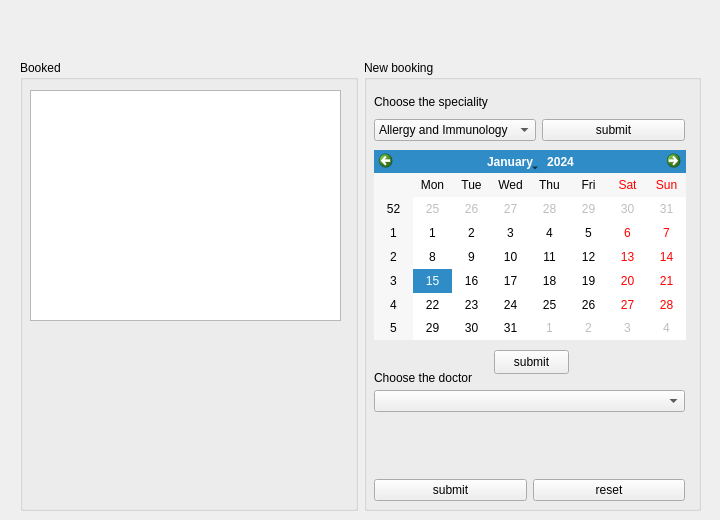
This is outpatient.ui in HadjAhmed2003/Salamtak_Final as Qt 5 draws it before an edit. The edited form follows.
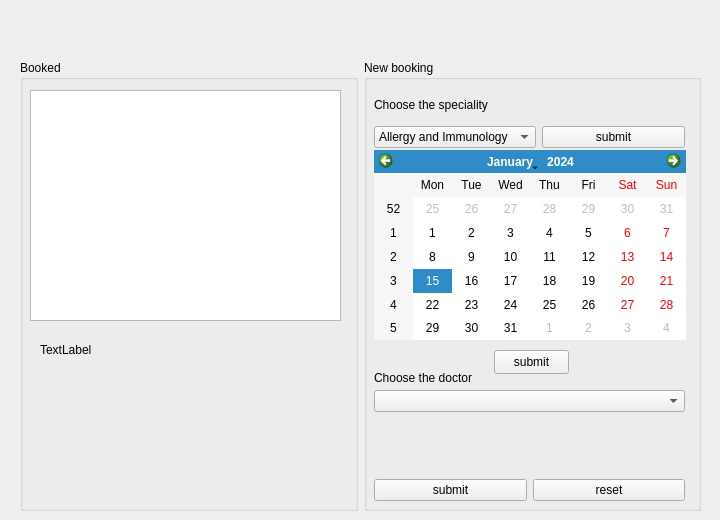
This is the edited form.

```diff
--- a/outpatient.ui
+++ b/outpatient.ui
@@ -38,6 +38,19 @@
         </rect>
        </property>
       </widget>
+      <widget class="QLabel" name="validation">
+       <property name="geometry">
+        <rect>
+         <x>20</x>
+         <y>280</y>
+         <width>261</width>
+         <height>20</height>
+        </rect>
+       </property>
+       <property name="text">
+        <string>TextLabel</string>
+       </property>
+      </widget>
      </widget>
     </item>
     <item>
@@ -51,7 +64,7 @@
          <x>10</x>
          <y>30</y>
          <width>311</width>
-         <height>51</height>
+         <height>58</height>
         </rect>
        </property>
        <layout class="QGridLayout" name="gridLayout_2">
```
